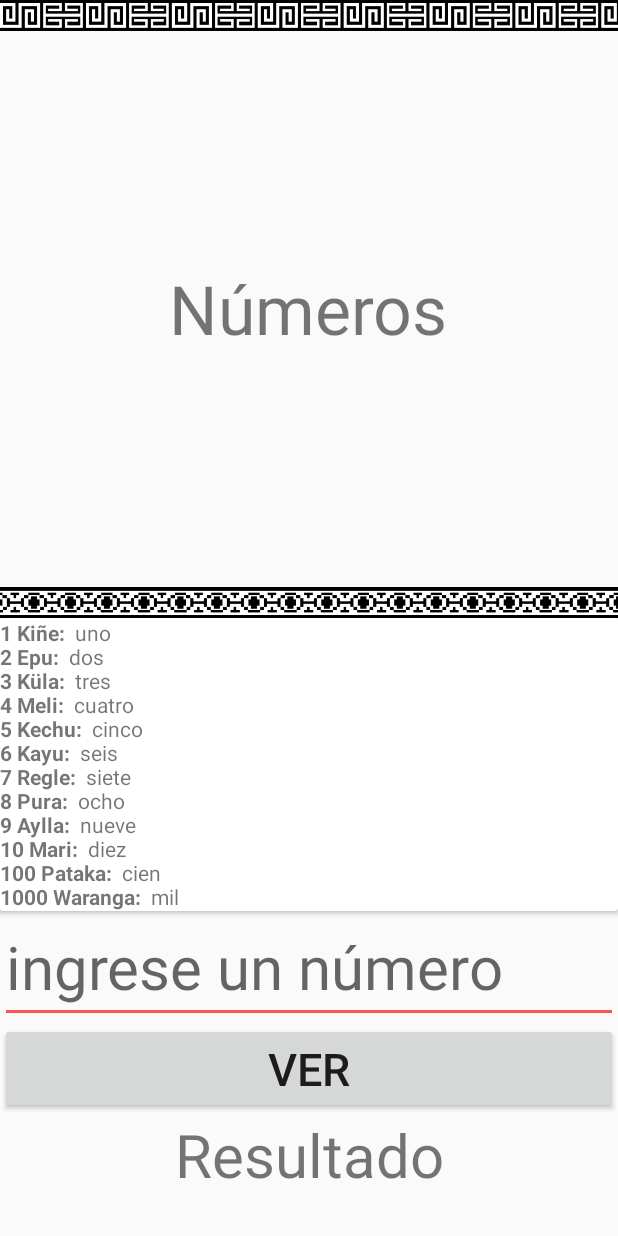
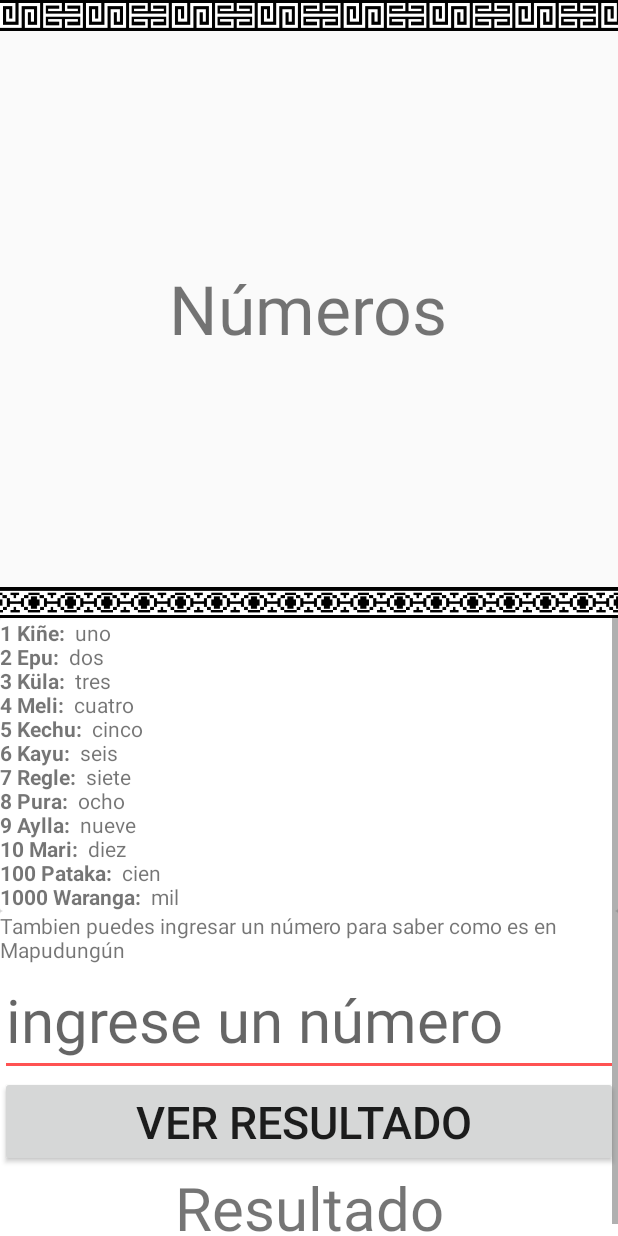
Before and after one commit to AquiEstaElCodigo/Mapudungun, an Android app: the layout activity_numeros.xml on its own in the app's theme, with its tools: preview values and no code run, on a phone screen of 412 x 824 dp. Run offline under Robolectric (Android 15) with nearby library versions, the phone set to English and light mode, and no system bars.

Commit message:
Categoria números y optimización botones categoria

```diff
--- a/app/src/main/java/cl/aquilotienes/mapudungun/NumerosActivity.java
+++ b/app/src/main/java/cl/aquilotienes/mapudungun/NumerosActivity.java
@@ -46,6 +46,9 @@ public class NumerosActivity extends AppCompatActivity {
 
         btnNumeros = (Button) findViewById(R.id.btnNumeros);
         etNumeros = (EditText) findViewById(R.id.etNumeros);
+
+        etNumeros.isFocusable();
+
         tvResultadoNumeros = (TextView) findViewById(R.id.tvResultadoNumeros);
 
 
@@ -75,6 +78,8 @@ public class NumerosActivity extends AppCompatActivity {
 
             }
         });
+
+
 
     }
 
--- a/app/src/main/res/layout/activity_numeros.xml
+++ b/app/src/main/res/layout/activity_numeros.xml
@@ -1,6 +1,5 @@
 <?xml version="1.0" encoding="utf-8"?>
-<LinearLayout
-    xmlns:android="http://schemas.android.com/apk/res/android"
+<LinearLayout xmlns:android="http://schemas.android.com/apk/res/android"
     xmlns:app="http://schemas.android.com/apk/res-auto"
     xmlns:tools="http://schemas.android.com/tools"
     android:layout_width="match_parent"
@@ -12,8 +11,8 @@
     <FrameLayout
         android:layout_width="match_parent"
         android:layout_height="match_parent"
-        android:orientation="vertical"
-        android:layout_weight="1">
+        android:layout_weight="1"
+        android:orientation="vertical">
 
         <ImageView
             android:id="@+id/imageView"
@@ -25,12 +24,12 @@
             android:src="@mipmap/banner" />
 
         <TextView
+            android:id="@+id/tv_tituloCategorias"
             android:layout_width="wrap_content"
             android:layout_height="wrap_content"
+            android:layout_gravity="center_horizontal|center"
             android:text="@string/TitCatNum"
-            android:id="@+id/tv_tituloCategorias"
-            android:textSize="@dimen/tamano_titulo"
-            android:layout_gravity="center_horizontal|center" />
+            android:textSize="@dimen/tamano_titulo" />
 
         <ImageView
             android:id="@+id/imageView2"
@@ -46,8 +45,8 @@
     <ScrollView
         android:layout_width="match_parent"
         android:layout_height="match_parent"
-        android:fillViewport="true"
-        android:layout_weight="1">
+        android:layout_weight="1"
+        android:fillViewport="true">
 
         <LinearLayout
             android:layout_width="match_parent"
@@ -63,37 +62,54 @@
                 <TextView
                     android:layout_width="wrap_content"
                     android:layout_height="wrap_content"
-                    android:text="@string/TextoNumeros"/>
+                    android:text="@string/TextoNumeros" />
 
 
             </androidx.cardview.widget.CardView>
 
+            <androidx.cardview.widget.CardView
+                android:layout_width="match_parent"
+                android:layout_height="wrap_content">
 
+                <LinearLayout
+                    android:layout_width="match_parent"
+                    android:layout_height="wrap_content"
+                    android:orientation="vertical">
+
+                    <TextView
+                        android:layout_width="match_parent"
+                        android:layout_height="wrap_content"
+                        android:text="@string/texto_sup_numeros"/>
 
                     <EditText
                         android:id="@+id/etNumeros"
                         android:layout_width="match_parent"
                         android:layout_height="wrap_content"
                         android:ems="10"
+                        android:hint="@string/ingrese_un_n_mero"
+                        android:inputType="numberSigned"
+                        android:singleLine="true"
                         android:maxLength="6"
-                    android:inputType="numberSigned"
-                    android:hint="@string/ingrese_un_n_mero"
-                    android:textSize="40sp"/>
+                        android:textSize="40sp"
+                        android:autofillHints="" />
 
                     <Button
                         android:id="@+id/btnNumeros"
                         android:layout_width="match_parent"
                         android:layout_height="wrap_content"
-                    android:text="ver"
+                        android:text="@string/ver"
                         android:textSize="30sp" />
 
                     <TextView
                         android:id="@+id/tvResultadoNumeros"
                         android:layout_width="match_parent"
                         android:layout_height="wrap_content"
+                        android:gravity="center"
                         android:text="@string/resultado"
-                    android:gravity="center"
-                    android:textSize="40sp"/>
+                        android:textSize="40sp" />
+                </LinearLayout>
+
+            </androidx.cardview.widget.CardView>
 
 
         </LinearLayout>
--- a/app/src/main/res/values/strings.xml
+++ b/app/src/main/res/values/strings.xml
@@ -296,6 +296,8 @@
     <string name="mapudung_splash">Mapudungún</string>
     <string name="resultado">Resultado</string>
     <string name="ingrese_un_n_mero">ingrese un número</string>
+    <string name="ver">"Ver resultado "</string>
+    <string name="texto_sup_numeros">Tambien puedes ingresar un número para saber como es en Mapudungún</string>
 
 
 </resources>
```
Also changed, not shown: app/src/main/AndroidManifest.xml (+10 -4 lines), app/src/main/res/layout-land/activity_categorias.xml (+22 -84 lines), app/src/main/res/layout/activity_categorias.xml (+22 -77 lines), app/src/main/res/values/styles.xml (+10 -0 lines). Lines whose indentation alone changed are shown as unchanged.
